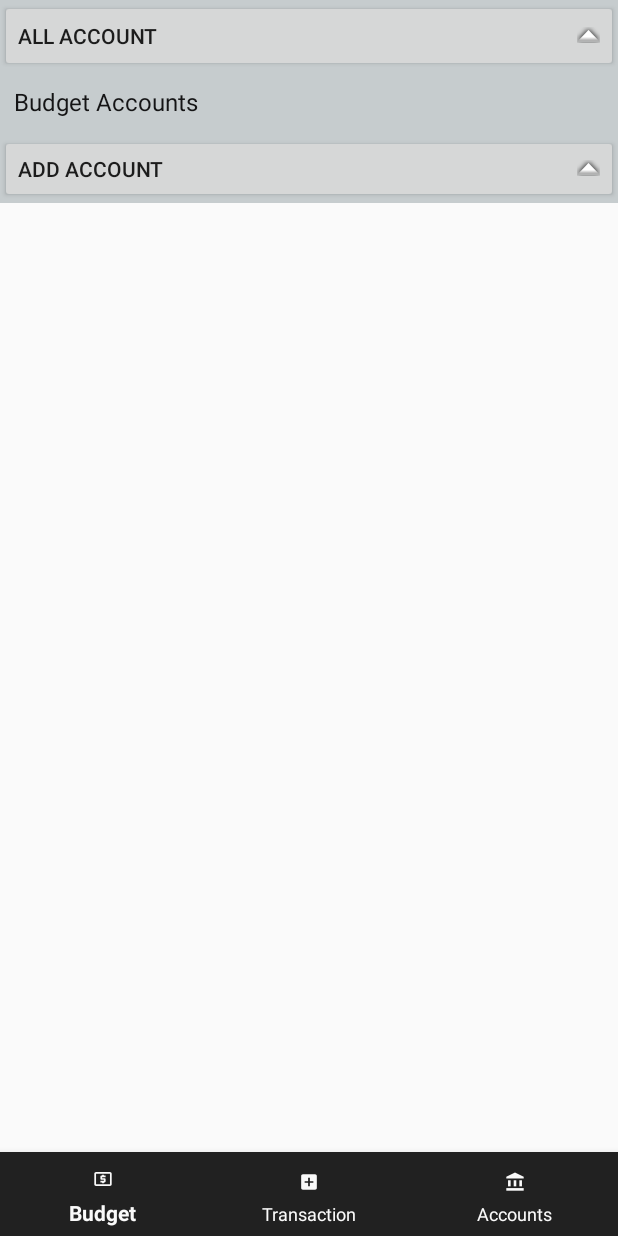
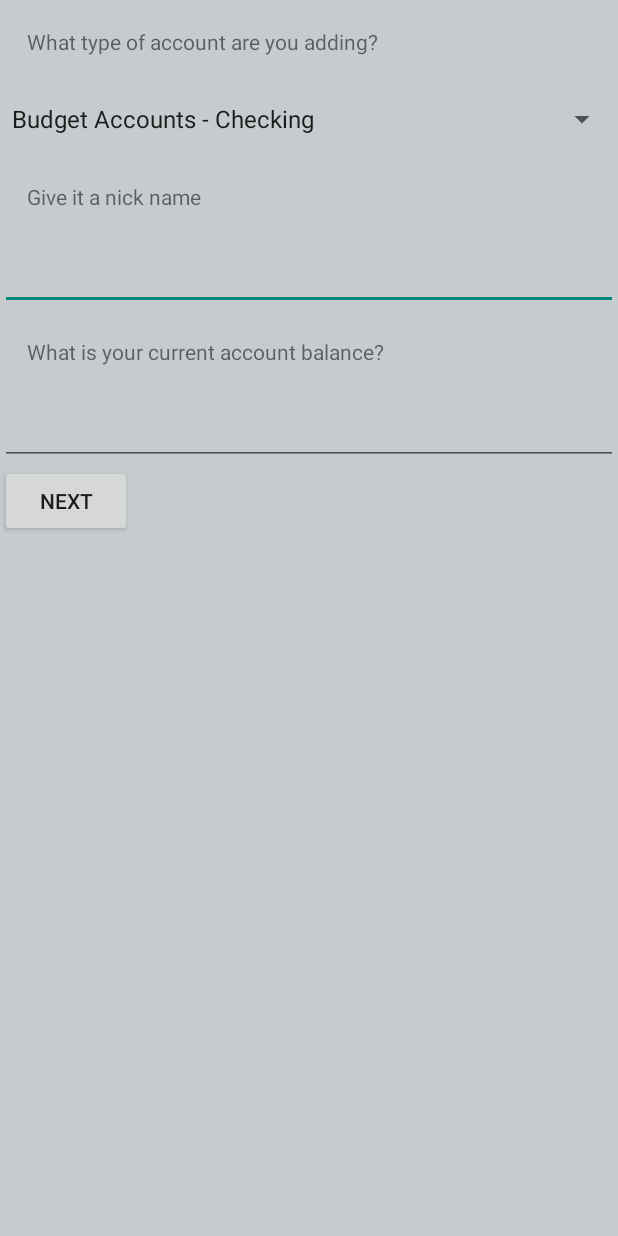
Before and after one commit to TenHorizons/YNAB.My, an Android app: the AccountsFragment screen opened through its navigation route, after a tap on "ADD ACCOUNT", on a phone screen of 412 x 824 dp. Run offline under Robolectric (Android 15) with nearby library versions, the phone set to English and light mode, and no system bars; our stand-ins replace navigation-ui.

Commit message:
account fragment

```diff
--- a/app/src/main/AndroidManifest.xml
+++ b/app/src/main/AndroidManifest.xml
@@ -10,6 +10,12 @@
         android:supportsRtl="true"
         android:theme="@style/Theme.AppCompat.Light.NoActionBar">
         <activity
+            android:name=".AddAccount"
+            android:exported="false" />
+        <activity
+            android:name=".AllAccounts"
+            android:exported="false" />
+        <activity
             android:name=".MainActivity"
             android:exported="true">
             <intent-filter>
--- a/app/src/main/java/com/example/ynabmy/AccountsFragment.java
+++ b/app/src/main/java/com/example/ynabmy/AccountsFragment.java
@@ -19,6 +19,7 @@ import android.widget.Toast;
  */
 public class AccountsFragment extends Fragment {
     private Button allAccountBtn;
+    private Button addAccountBtn;
 
     public AccountsFragment() {
         super(R.layout.fragment_accounts);
@@ -49,9 +50,32 @@ public class AccountsFragment extends Fragment {
             public void onClick(View view) {
                 Log.d("xxx", "yyy");
                 Toast.makeText(getActivity(),"xxxxx", Toast.LENGTH_LONG).show();
-                //openNewActivity();
+                openAllAccountActivity();
             }
         });
+
+        addAccountBtn = view.findViewById(R.id.addAccount);
+        addAccountBtn.setOnClickListener(new View.OnClickListener() {
+
+            @Override
+            public void onClick(View view) {
+                Log.d("xxx", "yyy");
+                Toast.makeText(getActivity(),"xxxxx", Toast.LENGTH_LONG).show();
+                openAddAccountActivity();
+            }
+        });
+
+
         return view;
     }
+
+    public void openAddAccountActivity(){
+        Intent intent = new Intent(getActivity(), AddAccount.class);
+        startActivity(intent);
+    }
+
+    public void openAllAccountActivity(){
+        Intent intent = new Intent(getActivity(), AllAccounts.class);
+        startActivity(intent);
+    }
 }
--- /dev/null
+++ b/app/src/main/java/com/example/ynabmy/AddAccount.java
@@ -0,0 +1,64 @@
+package com.example.ynabmy;
+
+import androidx.appcompat.app.AppCompatActivity;
+
+import android.os.Bundle;
+import android.view.View;
+import android.widget.AdapterView;
+import android.widget.ArrayAdapter;
+import android.widget.EditText;
+import android.widget.Spinner;
+import android.widget.Toast;
+
+public class AddAccount extends AppCompatActivity {
+
+    @Override
+    protected void onCreate(Bundle savedInstanceState) {
+        super.onCreate(savedInstanceState);
+        setContentView(R.layout.activity_add_account);
+
+        Spinner spinner = (Spinner) findViewById(R.id.account_type_spinner);
+
+        ArrayAdapter<CharSequence> adapter = ArrayAdapter.createFromResource(this,
+                        R.array.account_type, android.R.layout.simple_spinner_item);
+        adapter.setDropDownViewResource(android.R.layout.simple_spinner_dropdown_item);
+        spinner.setAdapter(adapter);
+
+//        spinner.setOnItemSelectedListener(new AdapterView.OnItemSelectedListener() {
+//            @Override
+//            public void onItemSelected(AdapterView<?> adapterView, View view, int i, long l) {
+//                // Your code here
+//                Toast.makeText(getApplicationContext(),i, Toast.LENGTH_LONG).show();
+//            }
+//
+//            @Override
+//            public void onNothingSelected(AdapterView<?> adapterView) {
+//
+//            }
+//        });
+
+    }
+
+
+    public void addAccountNext(View view) {
+        Toast.makeText(getApplicationContext(),"next move", Toast.LENGTH_LONG).show();
+    }
+
+    public void checkNextBtnEnable(View view) {
+
+        EditText nickname=(EditText)findViewById(R.id.nickname);
+
+        EditText accountBalance=(EditText)findViewById(R.id.account_balance);
+
+        Spinner mySpinner = (Spinner) findViewById(R.id.account_type_spinner);
+        String spinnerText = mySpinner.getSelectedItem().toString();
+
+        if (nickname.getText().toString().trim().isEmpty() || accountBalance.getText().toString().trim().isEmpty() || spinnerText.trim().isEmpty()) {
+            Toast.makeText(getApplicationContext(),"Please fill in the blanks", Toast.LENGTH_LONG).show();
+        } else {
+            addAccountNext(view);
+        }
+
+    }
+
+}
--- /dev/null
+++ b/app/src/main/java/com/example/ynabmy/AllAccounts.java
@@ -0,0 +1,13 @@
+package com.example.ynabmy;
+
+import androidx.appcompat.app.AppCompatActivity;
+import android.os.Bundle;
+
+public class AllAccounts extends AppCompatActivity {
+
+    @Override
+    protected void onCreate(Bundle savedInstanceState) {
+        super.onCreate(savedInstanceState);
+        setContentView(R.layout.activity_all_accounts);
+    }
+}
--- /dev/null
+++ b/app/src/main/res/layout/activity_add_account.xml
@@ -0,0 +1,82 @@
+<?xml version="1.0" encoding="utf-8"?>
+<androidx.constraintlayout.widget.ConstraintLayout xmlns:android="http://schemas.android.com/apk/res/android"
+    xmlns:app="http://schemas.android.com/apk/res-auto"
+    xmlns:tools="http://schemas.android.com/tools"
+    android:layout_width="match_parent"
+    android:layout_height="match_parent"
+    tools:context=".AddAccount">
+
+    <LinearLayout
+        android:id="@+id/topLayout"
+        android:layout_width="match_parent"
+        android:layout_height="match_parent"
+        android:orientation = "vertical"
+        android:background="#C6CCCE"
+        tools:ignore="MissingConstraints">
+    <TextView
+        android:layout_width="wrap_content"
+        android:layout_height="wrap_content"
+        android:text="What type of account are you adding?"
+        android:layout_margin="18dp"
+        tools:ignore="MissingConstraints" />
+
+        <Spinner
+            android:id="@+id/account_type_spinner"
+            android:layout_width="match_parent"
+            android:layout_height="wrap_content"
+            android:contentDescription="Select account type.."
+            android:minHeight="48dp" />
+
+        <TextView
+            android:layout_width="wrap_content"
+            android:layout_height="wrap_content"
+            android:text="Give it a nick name"
+            android:layout_margin="18dp"
+            tools:ignore="MissingConstraints" />
+
+        <EditText
+            android:id="@+id/nickname"
+            android:layout_width="match_parent"
+            android:layout_height="wrap_content"
+            android:inputType="text"
+            android:hint=""
+            android:minHeight="48dp" />
+
+        <TextView
+            android:layout_width="wrap_content"
+            android:layout_height="wrap_content"
+            android:text="What is your current account balance?"
+            android:layout_margin="18dp"
+            tools:ignore="MissingConstraints" />
+
+        <EditText
+            android:id="@+id/account_balance"
+            android:layout_width="match_parent"
+            android:layout_height="wrap_content"
+            android:inputType="phone"
+            android:hint=""
+            android:minHeight="48dp" />
+
+        <Button
+            android:id="@+id/allAccount"
+            android:layout_width="wrap_content"
+            android:layout_height="wrap_content"
+            android:text="Next"
+            android:gravity="center|center_vertical"
+            android:onClick="checkNextBtnEnable"
+            />
+
+    </LinearLayout>
+
+
+
+
+
+
+
+
+
+
+
+
+</androidx.constraintlayout.widget.ConstraintLayout>
--- /dev/null
+++ b/app/src/main/res/layout/activity_all_accounts.xml
@@ -0,0 +1,10 @@
+<?xml version="1.0" encoding="utf-8"?>
+<androidx.constraintlayout.widget.ConstraintLayout
+    xmlns:android="http://schemas.android.com/apk/res/android"
+    xmlns:tools="http://schemas.android.com/tools"
+    xmlns:app="http://schemas.android.com/apk/res-auto"
+    android:layout_width="match_parent"
+    android:layout_height="match_parent"
+    tools:context=".AllAccounts">
+
+  </androidx.constraintlayout.widget.ConstraintLayout>
--- a/app/src/main/res/layout/fragment_accounts.xml
+++ b/app/src/main/res/layout/fragment_accounts.xml
@@ -23,9 +23,9 @@
                 android:layout_height="wrap_content"
                 android:text="All Account"
                 android:gravity="left|center_vertical"
-                android:drawableRight="@android:drawable/arrow_up_float"
-                android:onClick="onClickBtn"
-                />
+                android:drawableRight="@android:drawable/arrow_up_float"/>
+<!--                android:onClick="onClickBtn"-->
+
 
             <TextView
                 android:id="@+id/text_view_id"
@@ -42,7 +42,7 @@
         <LinearLayout
             android:id="@+id/bottomLayout"
             android:layout_width="match_parent"
-            android:layout_height="45dp"
+            android:layout_height="48dp"
             android:orientation = "vertical"
             android:layout_toEndOf="@+id/topLayout"
             android:background="#C6CCCE">
@@ -52,8 +52,9 @@
                 android:layout_height="wrap_content"
                 android:gravity="left|center_vertical"
                 android:drawableRight="@android:drawable/arrow_up_float"
-                android:text="Add Account"
-                android:onClick="onClickBtn"/>
+                android:text="Add Account"/>
+<!--                android:onClick="onClickBtn"-->
+
 
         </LinearLayout >
     </LinearLayout >
--- a/app/src/main/res/values/strings.xml
+++ b/app/src/main/res/values/strings.xml
@@ -7,4 +7,21 @@
     <string name="bottom_nav_transaction">Transaction</string>
     <!-- TODO: Remove or change this placeholder text -->
     <string name="hello_blank_fragment">Hello blank fragment</string>
+
+    <string-array name="account_type">
+        <item>Budget Accounts - Checking</item>
+        <item>Budget Accounts - Savings</item>
+        <item>Budget Accounts - Cash</item>
+        <item>Budget Accounts - Credit Card</item>
+        <item>Budget Accounts - Line of Credit</item>
+        <item>Mortgage and Loans - Mortgage</item>
+        <item>Mortgage and Loans - Auto Loan</item>
+        <item>Mortgage and Loans - Student Loans</item>
+        <item>Mortgage and Loans - Personal Loans</item>
+        <item>Mortgage and Loans - Medical Debt</item>
+        <item>Mortgage and Loans - Other Debt</item>
+        <item>Tracking Accounts - Asset </item>
+        <item>Tracking Accounts - Liability </item>
+    </string-array>
+
 </resources>
```
